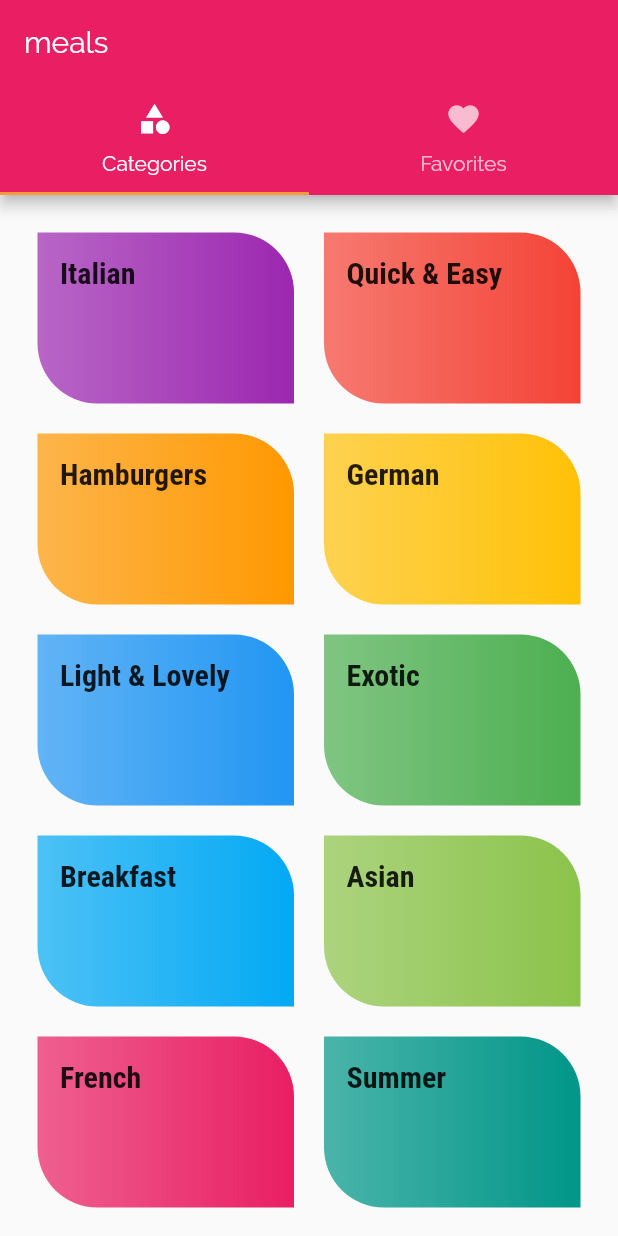
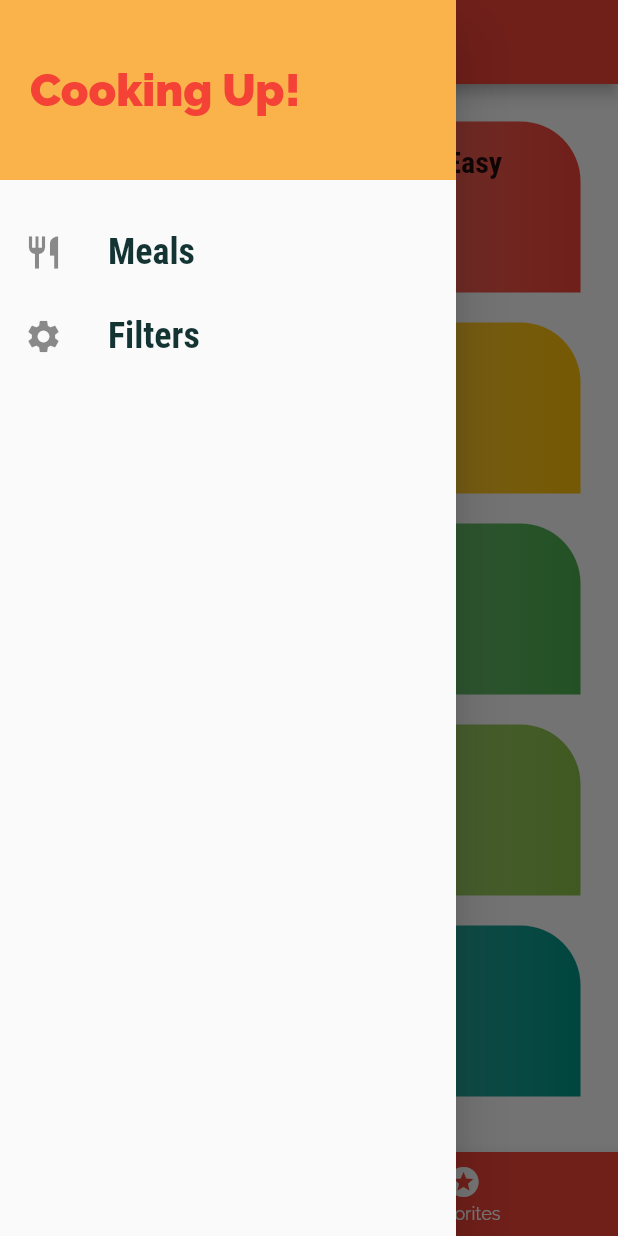
Before and after one commit to AhmedNagii/MealsApp, a Flutter app: the screen it shows after launch, with the side drawer open (before the commit the screen has no drawer), on a phone screen of 412 x 824 dp. Run offline on Flutter 3.47's test engine with Material 2 defaults, Android fonts, the phone set to English and light mode, and no system bars.

Commit message:
Drawer Added

```diff
--- a/lib/main.dart
+++ b/lib/main.dart
@@ -1,6 +1,7 @@
 import 'dart:ui';
 
 import 'package:flutter/material.dart';
+import 'package:meals_app/screens/filtersScreen.dart';
 import './screens/taps_screen.dart';
 import 'screens/categories_screen.dart';
 import 'screens/category_meals_screen.dart';
@@ -16,7 +17,7 @@ class MyApp extends StatelessWidget {
     return MaterialApp(
       title: 'DeliMeals',
       theme: ThemeData(
-        primarySwatch: Colors.pink,
+        primarySwatch: Colors.red,
         accentColor: Color.fromARGB(225, 249, 170, 51),
         // canvasColor: Color.fromARGB(225, 254, 229, 1),
         fontFamily: "Raleway",
@@ -32,10 +33,13 @@ class MyApp extends StatelessWidget {
                 fontFamily: "RobotoCondensed",
                 fontWeight: FontWeight.bold)),
       ),
-      home: TabsScreen(),
+      initialRoute: "/", //default is "/"
+      // home: TabsScreen(),
       routes: {
+        "/": (ctx) => TabsScreen(),
         CategoryMealsScreen.routeName: (ctx) => CategoryMealsScreen(),
         MealDetailScreen.routeName: (ctx) => MealDetailScreen(),
+        FiltersScreen.routName: (ctx) => FiltersScreen(),
       },
 
       // if we do not have onGenerateRoute even or unknown rout so,
--- a/lib/screens/categories_screen.dart
+++ b/lib/screens/categories_screen.dart
@@ -1,5 +1,5 @@
 import 'package:flutter/material.dart';
-import 'package:meals_app/widgets/category_item.dart';
+import '../widgets/category_item.dart';
 import '../dummy_data.dart';
 
 class CategoriesScreen extends StatelessWidget {
--- a/lib/screens/category_meals_screen.dart
+++ b/lib/screens/category_meals_screen.dart
@@ -17,6 +17,7 @@ class CategoryMealsScreen extends StatelessWidget {
     final categoriesMeals = DUMMY_MEALS.where((meal) {
       return meal.categories.contains(categoryId);
     }).toList();
+
     return Scaffold(
       appBar: AppBar(
         title: Text(categoryTitle),
--- /dev/null
+++ b/lib/screens/filtersScreen.dart
@@ -0,0 +1,14 @@
+import 'package:flutter/material.dart';
+import '../widgets/drawer_content.dart';
+
+class FiltersScreen extends StatelessWidget {
+  static const routName = "/filters_screen";
+  @override
+  Widget build(BuildContext context) {
+    return Scaffold(
+      appBar: AppBar(title: Text("")),
+      drawer: DrawerContent(),
+      body: null,
+    );
+  }
+}
--- a/lib/screens/taps_screen.dart
+++ b/lib/screens/taps_screen.dart
@@ -1,6 +1,9 @@
 import 'package:flutter/material.dart';
+
 import './categories_screen.dart';
 import './favorites_screen.dart';
+
+import '../widgets/drawer_content.dart';
 
 class TabsScreen extends StatefulWidget {
   @override
@@ -8,29 +11,48 @@ class TabsScreen extends StatefulWidget {
 }
 
 class _TabsScreenState extends State<TabsScreen> {
+  final List<Map<String, Object>> _pages = [
+    {
+      "page": CategoriesScreen(),
+      "title": "Categories",
+    },
+    {
+      "page": FavoritesScreen(),
+      "title": "Favorites",
+    },
+  ];
+  int _selectedPageIndex = 0;
+
+  void _selectePage(int index) {
+    setState(() {
+      _selectedPageIndex = index;
+    });
+  }
+
   @override
   Widget build(BuildContext context) {
-    return DefaultTabController(
-      length: 2,
-      //  initialIndex: 1,  we can use it to choose which screen has to start
-      child: Scaffold(
-        appBar: AppBar(
-          title: Text("meals"),
-          bottom: TabBar(tabs: <Widget>[
-            Tab(
-              icon: Icon(Icons.category),
-              text: "Categories",
-            ),
-            Tab(
-              icon: Icon(Icons.favorite),
-              text: "Favorites",
-            ),
-          ]),
-        ),
-        body: TabBarView(children: <Widget>[
-          CategoriesScreen(),
-          FavoritesScreen(),
-        ]),
+    return Scaffold(
+      appBar: AppBar(
+        title: Text(_pages[_selectedPageIndex]["title"]),
+      ),
+      drawer: DrawerContent(),
+      body: _pages[_selectedPageIndex]["page"],
+      bottomNavigationBar: BottomNavigationBar(
+        onTap: _selectePage,
+        backgroundColor: Theme.of(context).primaryColor,
+        currentIndex: _selectedPageIndex,
+        selectedItemColor: Theme.of(context).accentColor,
+        unselectedItemColor: Colors.white,
+        items: [
+          BottomNavigationBarItem(
+            icon: Icon(Icons.category),
+            title: Text("Categories"),
+          ),
+          BottomNavigationBarItem(
+            icon: Icon(Icons.stars),
+            title: Text("Favorites"),
+          ),
+        ],
       ),
     );
   }
--- /dev/null
+++ b/lib/widgets/drawer_content.dart
@@ -0,0 +1,58 @@
+import 'package:flutter/material.dart';
+import '../screens/filtersScreen.dart';
+
+class DrawerContent extends StatelessWidget {
+  _buildListTile(String title, IconData icon, Function tapHandler) {
+    return ListTile(
+      leading: Icon(
+        icon,
+        size: 26,
+      ),
+      title: Text(
+        title,
+        style: TextStyle(
+            fontFamily: "RobotoCondensed",
+            fontSize: 24,
+            fontWeight: FontWeight.bold),
+      ),
+      onTap: tapHandler,
+    );
+  }
+
+  @override
+  Widget build(BuildContext context) {
+    return Drawer(
+      child: Column(
+        children: <Widget>[
+          Container(
+            height: 120,
+            width: double.infinity,
+            padding: EdgeInsets.all(20),
+            alignment: Alignment.centerLeft,
+            color: Theme.of(context).accentColor,
+            child: Text(
+              "Cooking Up!",
+              style: TextStyle(
+                  fontWeight: FontWeight.w900,
+                  fontSize: 30,
+                  color: Theme.of(context).primaryColor),
+            ),
+          ),
+          SizedBox(
+            height: 20,
+          ),
+          _buildListTile(
+            "Meals",
+            Icons.restaurant,
+            () {
+              Navigator.of(context).pushReplacementNamed("/");
+            },
+          ),
+          _buildListTile("Filters", Icons.settings, () {
+            Navigator.of(context).pushReplacementNamed(FiltersScreen.routName);
+          }),
+        ],
+      ),
+    );
+  }
+}
```
